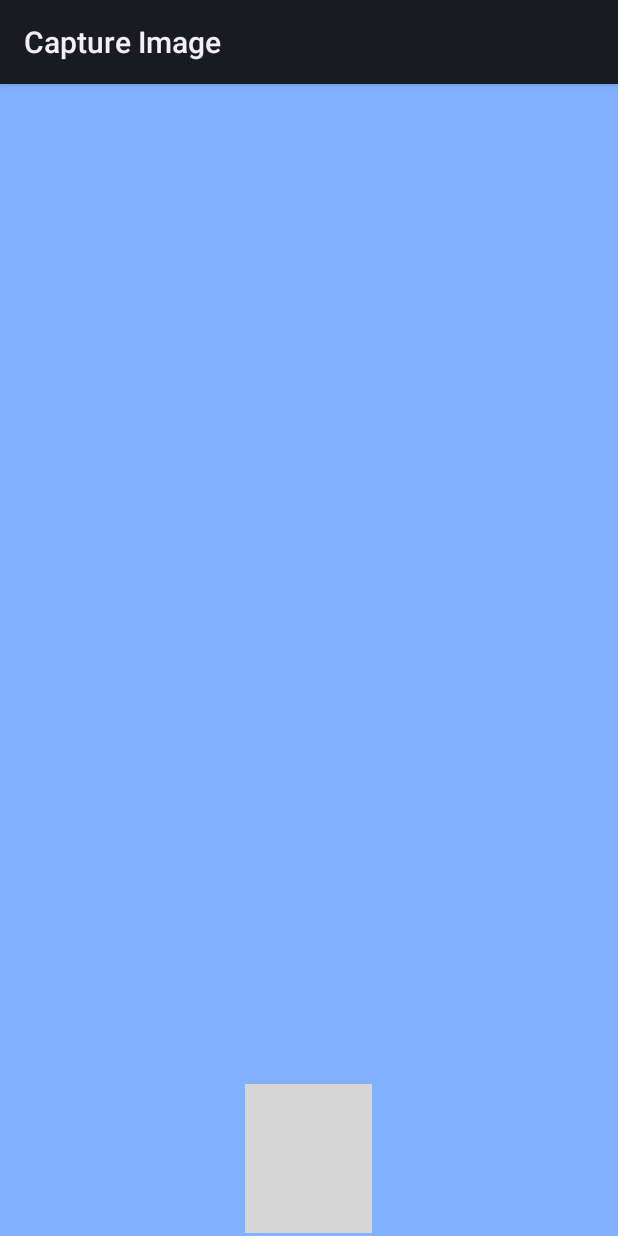
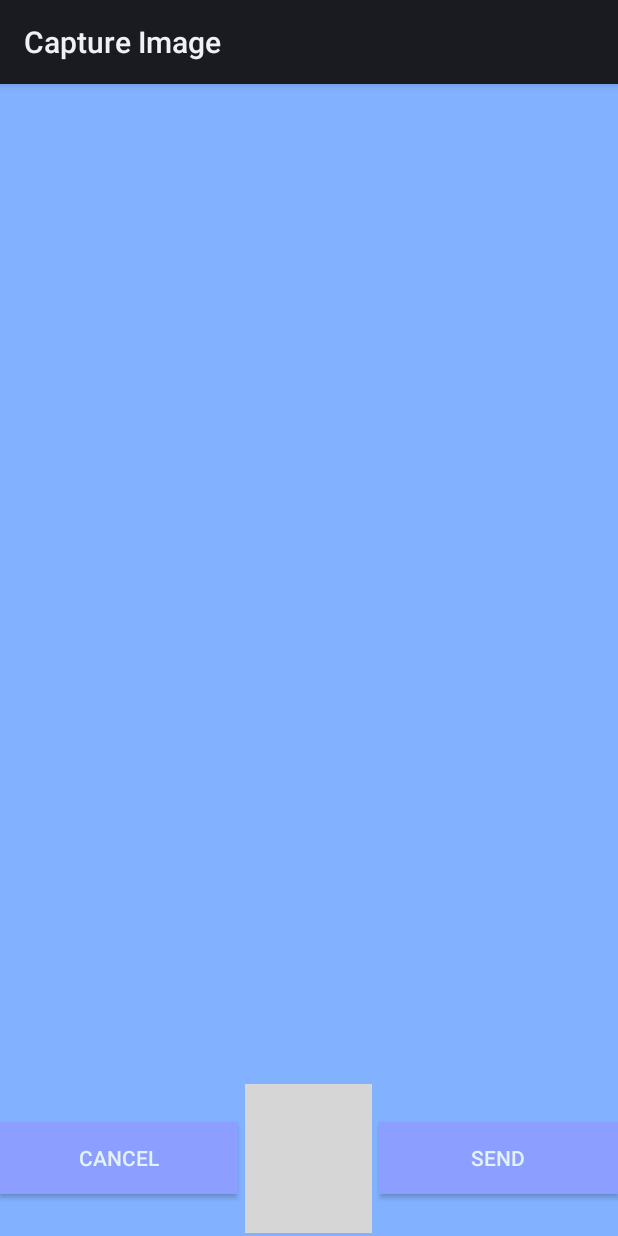
Before and after one commit to rcvjet15/person-recognition-android, an Android app: the CaptureImageActivity screen opened directly, with no data from a screen before it, on a phone screen of 412 x 824 dp. Run offline under Robolectric (Android 15) with nearby library versions, the phone set to English and light mode, and no system bars; grey boxes are pictures that could not be loaded.

Commit message:
Add in styles for button

```diff
--- a/faceRecognition/build.gradle
+++ b/faceRecognition/build.gradle
@@ -6,7 +6,7 @@ android {
 
     defaultConfig {
         applicationId "org.opencv.samples.facedetect"
-        minSdkVersion 11
+        minSdkVersion 17
         targetSdkVersion 25
 
         ndk {
--- a/faceRecognition/src/main/AndroidManifest.xml
+++ b/faceRecognition/src/main/AndroidManifest.xml
@@ -50,7 +50,7 @@
                       android:largeScreens="true"
                       android:anyDensity="true" />
 
-    <uses-sdk android:minSdkVersion="11" />
+    <uses-sdk android:minSdkVersion="17" />
 
     <!-- Permissions -->
     <uses-permission android:name="android.permission.CAMERA"/>
--- a/faceRecognition/src/main/java/org/opencv/samples/facedetect/CaptureImageActivity.java
+++ b/faceRecognition/src/main/java/org/opencv/samples/facedetect/CaptureImageActivity.java
@@ -118,8 +118,7 @@ public class CaptureImageActivity extends Activity {
                     catch (IOException e){
 
                     }
-                    mButtonSend.setVisibility(View.VISIBLE);
-                    mButtonCancel.setVisibility(View.VISIBLE);
+
                     break;
                 case Activity.RESULT_CANCELED:
                     // Go to parent activity if no picture was already taken
--- a/faceRecognition/src/main/res/layout/activity_capture_image.xml
+++ b/faceRecognition/src/main/res/layout/activity_capture_image.xml
@@ -28,16 +28,9 @@
 
         <Button
             android:id="@+id/cancelSendBtn"
-            android:layout_width="wrap_content"
-            android:layout_height="wrap_content"
-            android:layout_weight="30"
-            android:layout_gravity="center_vertical"
-            android:background="#8C9EFF"
-            android:textColor="#E3F2FD"
-            android:textAllCaps="true"
+            style="@style/captureImageActivityButton"
             android:onClick="cancelSend"
-            android:text="@string/cancel"
-            android:visibility="invisible"/>
+            android:text="@string/cancel"/>
 
         <!-- Spacer View -->
         <View
@@ -63,15 +56,10 @@
 
         <Button
             android:id="@+id/sendPictureBtn"
-            android:layout_width="wrap_content"
-            android:layout_height="wrap_content"
-            android:layout_weight="30"
-            android:layout_gravity="center_vertical"
-            android:background="#8C9EFF"
+            style="@style/captureImageActivityButton"
             android:onClick="sendPicture"
             android:text="@string/send_photo"
             android:textAllCaps="true"
-            android:textColor="#E3F2FD"
-            android:visibility="invisible"/>
+            android:textColor="#E3F2FD"/>
     </LinearLayout>
 </LinearLayout>
--- a/faceRecognition/src/main/res/values/styles.xml
+++ b/faceRecognition/src/main/res/values/styles.xml
@@ -8,4 +8,35 @@
         <!--<item name="colorAccent">@color/colorAccent</item>-->
     <!--</style>-->
 
+    <style name="appButton">
+        <item name="android:layout_height">wrap_content</item>
+        <item name="android:layout_width">wrap_content</item>
+        <item name="android:background">#8C9EFF</item>
+        <item name="android:textColor">#E3F2FD</item>
+        <item name="android:textAlignment">center</item>
+        <item name="android:textAllCaps">true</item>
+    </style>
+
+    <!-- Main activitiy -->
+    <style name="mainActivityButton" parent="appButton">
+        <item name="android:layout_width">match_parent</item>
+        <item name="android:layout_height">match_parent</item>
+    </style>
+    <style name="mainActivityButtonLeft" parent="mainActivityButton">
+        <item name="android:layout_marginTop">20dp</item>
+        <item name="android:layout_marginLeft">5dp</item>
+    </style>
+    <style name="mainActivityButtonRight" parent="mainActivityButton">
+        <item name="android:layout_marginTop">20dp</item>
+        <item name="android:layout_marginLeft">5dp</item>
+        <item name="android:layout_marginRight">5dp</item>
+    </style>
+
+    <!-- Capture Image Activity -->
+    <style name="captureImageActivityButton" parent="appButton">
+        <item name="android:layout_width">wrap_content</item>
+        <item name="android:layout_height">wrap_content</item>
+        <item name="android:layout_weight">30</item>
+        <item name="android:layout_gravity">center_vertical</item>
+    </style>
 </resources>
```
Also changed, not shown: faceRecognition/src/main/res/layout/activity_main.xml (+4 -26 lines).
